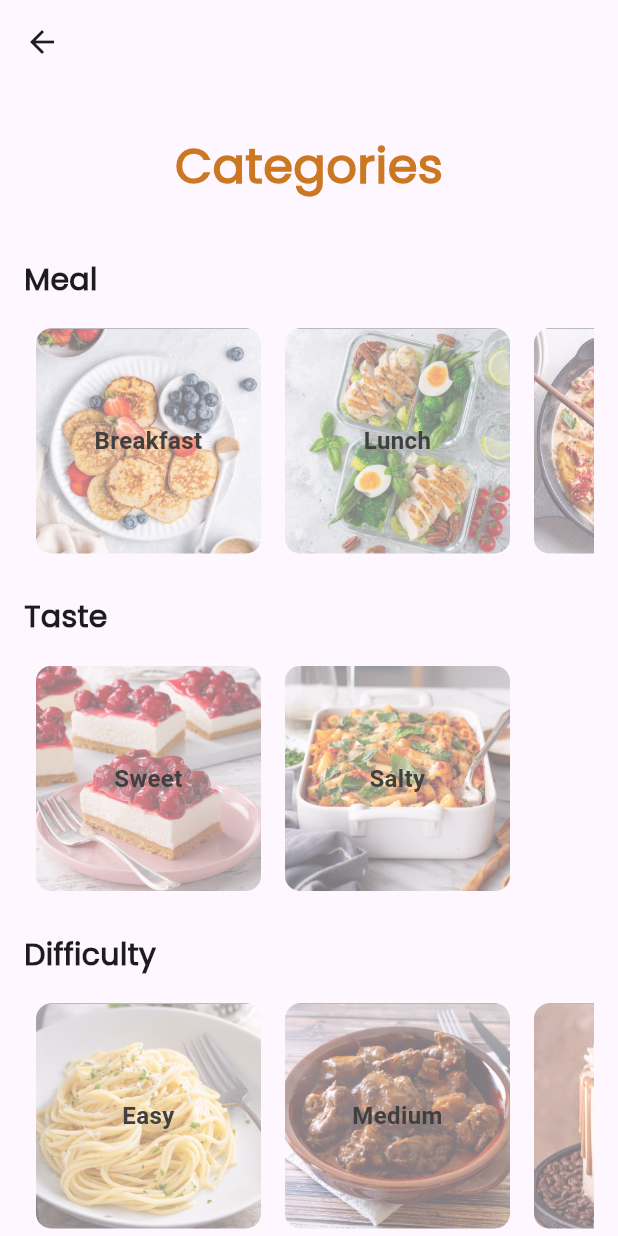
After one commit to MajaR46/TVA, a Flutter app: the CategoriesPage screen opened directly, on a phone screen of 412 x 824 dp. The commit adds this screen. Run offline on Flutter 3.47's test engine with Material 3 defaults, Android fonts, the phone set to English and light mode, and no system bars; our stand-ins replace dio, firebase_auth, firebase_core, firebase_database, firebase_storage, fluttertoast and 1 more; accounts and stored records are empty.

Commit message:
added categories page

```diff
--- /dev/null
+++ b/lib/components/categorySquare.dart
@@ -0,0 +1,91 @@
+import 'package:flutter/material.dart';
+import 'package:foodie/app_styles.dart';
+import 'package:foodie/screens/recipes/single_categorie_screen.dart';
+
+class CategorySquare extends StatelessWidget {
+  final String label;
+  final String categoryType;
+
+  const CategorySquare({
+    required this.label,
+    required this.categoryType,
+    Key? key,
+  }) : super(key: key);
+
+  String _getImagePath() {
+    switch (categoryType) {
+      case 'Meal':
+        if (label == 'Breakfast') return 'assets/images/breakfast.png';
+        if (label == 'Lunch') return 'assets/images/lunch.jpeg';
+        if (label == 'Dinner') return 'assets/images/dinner.jpg';
+        if (label == 'Snack') return 'assets/images/snack.jpg';
+        if (label == 'Dessert') return 'assets/images/dessert.jpg';
+        break;
+      case 'Taste':
+        if (label == 'Sweet') return 'assets/images/sweet.jpg';
+        if (label == 'Salty') return 'assets/images/salty.jpg';
+        break;
+      case 'Difficulty':
+        if (label == 'Easy') return 'assets/images/easy.jpg';
+        if (label == 'Medium') return 'assets/images/medium.jpg';
+        if (label == 'Hard') return 'assets/images/hard.jpg';
+        break;
+    }
+    return 'assets/images/Logo.png'; // Default image path if none match
+  }
+
+  @override
+  Widget build(BuildContext context) {
+    return GestureDetector(
+      onTap: () {
+        Navigator.push(
+          context,
+          MaterialPageRoute(
+              builder: (context) => SingleCategoryScreen(
+                    category: label,
+                  )),
+        );
+      },
+      child: Container(
+        margin: const EdgeInsets.all(8.0),
+        width: 150.0,
+        height: 150.0,
+        decoration: BoxDecoration(
+          borderRadius: BorderRadius.circular(10.0),
+        ),
+        child: Stack(
+          fit: StackFit.expand,
+          children: <Widget>[
+            ClipRRect(
+              borderRadius: BorderRadius.circular(10.0),
+              child: ColorFiltered(
+                colorFilter: ColorFilter.mode(
+                  Colors.black.withOpacity(0.5),
+                  BlendMode.dstATop,
+                ),
+                child: Image.asset(
+                  _getImagePath(),
+                  fit: BoxFit.cover,
+                ),
+              ),
+            ),
+            Center(
+              child: Container(
+                padding: EdgeInsets.all(4.0),
+                child: Text(
+                  label,
+                  style: TextStyle(
+                    color: AppStyles.onyx,
+                    fontSize: 16.0,
+                    fontWeight: FontWeight.bold,
+                  ),
+                  textAlign: TextAlign.center,
+                ),
+              ),
+            ),
+          ],
+        ),
+      ),
+    );
+  }
+}
--- a/lib/components/menu.dart
+++ b/lib/components/menu.dart
@@ -1,5 +1,6 @@
 import 'package:flutter/material.dart';
 import '/screens/home_screen.dart';
+import 'package:foodie/screens/recipes/categories_screen.dart';
 import '../screens/recipes/recipes_screen.dart';
 
 class MenuComponent extends StatefulWidget {
@@ -36,6 +37,8 @@ class _MenuComponentState extends State<MenuComponent> {
           }),
           _buildMenuItem(Icons.category, 'Categories', 1, () {
             _updateActiveIndex(1);
+            Navigator.pushReplacement(context,
+                MaterialPageRoute(builder: (context) => CategoriesPage()));
             // TODO: Create and Navigate to categories page. Tm rabva komponento ta kvadratek z napisom na sredin
           }),
           _buildMenuItem(Icons.search, 'Search', 2, () {
--- /dev/null
+++ b/lib/screens/recipes/categories_screen.dart
@@ -0,0 +1,81 @@
+import 'package:flutter/material.dart';
+import 'package:foodie/components/categorySquare.dart';
+import 'package:foodie/app_styles.dart';
+import 'package:foodie/screens/home_screen.dart';
+
+class CategoriesPage extends StatelessWidget {
+  @override
+  Widget build(BuildContext context) {
+    return Scaffold(
+      appBar: AppBar(
+        leading: IconButton(
+          icon: const Icon(Icons.arrow_back),
+          onPressed: () {
+            Navigator.push(
+                context, MaterialPageRoute(builder: (context) => HomeScreen()));
+          },
+        ),
+      ),
+      body: SingleChildScrollView(
+        child: Padding(
+          padding: EdgeInsets.all(16.0),
+          child: Column(
+            crossAxisAlignment: CrossAxisAlignment.start,
+            children: <Widget>[
+              SizedBox(height: 16.0),
+              Center(
+                child: Text(
+                  'Categories',
+                  style: AppStyles.heading1.copyWith(color: AppStyles.ochre),
+                ),
+              ),
+              SizedBox(height: 38.0),
+              Text('Meal', style: AppStyles.heading3),
+              SizedBox(height: 10.0),
+              SingleChildScrollView(
+                scrollDirection: Axis.horizontal,
+                child: Row(
+                  children: <Widget>[
+                    CategorySquare(label: 'Breakfast', categoryType: 'Meal'),
+                    CategorySquare(label: 'Lunch', categoryType: 'Meal'),
+                    CategorySquare(label: 'Dinner', categoryType: 'Meal'),
+                    CategorySquare(label: 'Dessert', categoryType: 'Meal'),
+                    CategorySquare(label: 'Snack', categoryType: 'Meal'),
+                  ],
+                ),
+              ),
+              SizedBox(height: 20.0),
+              Text(
+                'Taste',
+                style: AppStyles.heading3,
+              ),
+              SizedBox(height: 10.0),
+              SingleChildScrollView(
+                scrollDirection: Axis.horizontal,
+                child: Row(
+                  children: <Widget>[
+                    CategorySquare(label: 'Sweet', categoryType: 'Taste'),
+                    CategorySquare(label: 'Salty', categoryType: 'Taste'),
+                  ],
+                ),
+              ),
+              SizedBox(height: 20.0),
+              Text('Difficulty', style: AppStyles.heading3),
+              SizedBox(height: 10.0),
+              SingleChildScrollView(
+                scrollDirection: Axis.horizontal,
+                child: Row(
+                  children: <Widget>[
+                    CategorySquare(label: 'Easy', categoryType: 'Difficulty'),
+                    CategorySquare(label: 'Medium', categoryType: 'Difficulty'),
+                    CategorySquare(label: 'Hard', categoryType: 'Difficulty'),
+                  ],
+                ),
+              ),
+            ],
+          ),
+        ),
+      ),
+    );
+  }
+}
```
Also changed, not shown: lib/screens/recipes/single_categorie_screen.dart (added, +66 -0 lines), assets/images/breakfast.png (added), assets/images/dessert.jpg (added), assets/images/dinner.jpg (added), assets/images/easy.jpg (added), assets/images/hard.jpg (added), assets/images/lunch.jpeg (added), assets/images/medium.jpg (added), assets/images/salty.jpg (added), assets/images/snack.jpg (added), assets/images/sweet.jpg (added).
